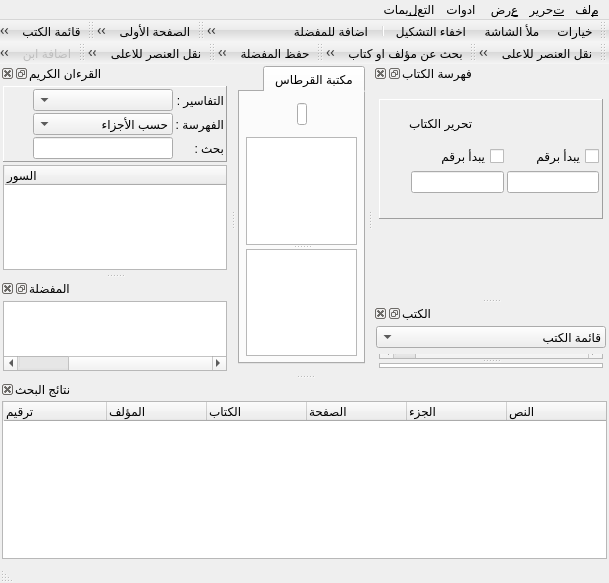
The window that qbooks/ui/mainwindow.ui (mahmoudbahaa/elkirtasse) describes before a commit, drawn with Qt 5.
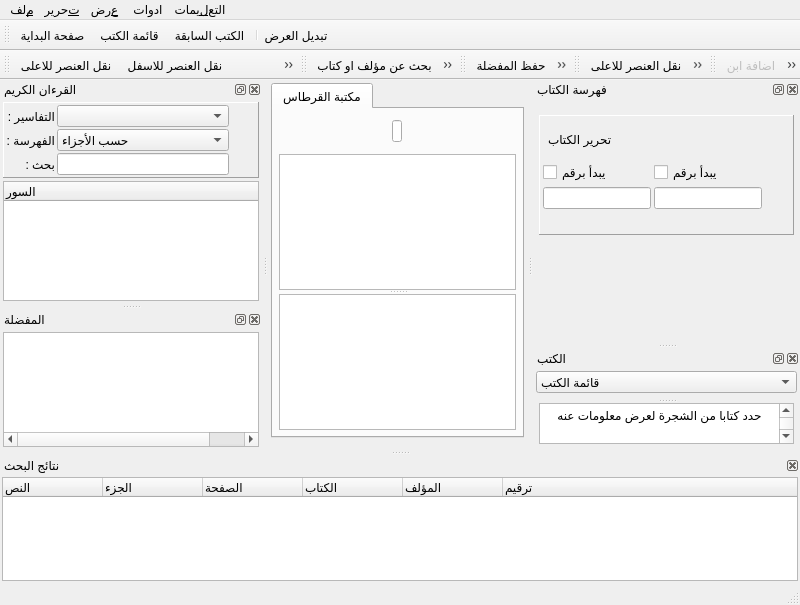
The same window after the commit. The open tabs and pages were chosen to show the change. Icons and pictures are not drawn.

The edit to the form file:
```diff
--- a/qbooks/ui/mainwindow.ui
+++ b/qbooks/ui/mainwindow.ui
@@ -6,8 +6,8 @@
    <rect>
     <x>0</x>
     <y>0</y>
-    <width>507</width>
-    <height>583</height>
+    <width>800</width>
+    <height>605</height>
    </rect>
   </property>
   <property name="minimumSize">
@@ -23,18 +23,15 @@
    <iconset resource="images.qrc">
     <normaloff>:/images/image/groupbook.png</normaloff>:/images/image/groupbook.png</iconset>
   </property>
-  <property name="layoutDirection">
-   <enum>Qt::RightToLeft</enum>
-  </property>
   <property name="styleSheet">
-   <string notr="true">QToolBar {
+   <string notr="true">/*
+QToolBar {
                         background-color: qlineargradient(spread:pad, x1:1, y1:0, x2:1, y2:1, stop:0 rgba(255, 255, 255, 100), stop:0.431694 rgba(231, 231, 231, 100), stop:0.469945 rgba(183, 183, 183, 100), stop:1 rgba(255, 255, 255, 100));
                           spacing: 3px;
 border-width: 0px;
-                         }</string>
-  </property>
-  <property name="locale">
-   <locale language="Arabic" country="Egypt"/>
+                         }
+*/
+</string>
   </property>
   <property name="documentMode">
    <bool>true</bool>
@@ -46,18 +43,9 @@
    <set>QMainWindow::AllowNestedDocks|QMainWindow::AllowTabbedDocks|QMainWindow::AnimatedDocks|QMainWindow::ForceTabbedDocks|QMainWindow::VerticalTabs</set>
   </property>
   <widget class="QWidget" name="centralWidget">
-   <layout class="QGridLayout" name="gridLayout">
-    <property name="margin">
-     <number>2</number>
-    </property>
-    <property name="spacing">
-     <number>2</number>
-    </property>
-    <item row="2" column="0">
+   <layout class="QVBoxLayout" name="verticalLayout_13">
+    <item>
      <widget class="QTabWidget" name="tabWidget">
-      <property name="tabPosition">
-       <enum>QTabWidget::North</enum>
-      </property>
       <property name="tabShape">
        <enum>QTabWidget::Rounded</enum>
       </property>
@@ -219,7 +207,7 @@
       </widget>
      </widget>
     </item>
-    <item row="3" column="0">
+    <item>
      <widget class="QWidget" name="widgetEditBook" native="true">
       <layout class="QVBoxLayout" name="verticalLayout_12">
        <property name="spacing">
@@ -245,6 +233,12 @@
    </property>
   </widget>
   <widget class="QDockWidget" name="dockWidget_fahras">
+   <property name="minimumSize">
+    <size>
+     <width>189</width>
+     <height>200</height>
+    </size>
+   </property>
    <property name="sizeIncrement">
     <size>
      <width>1</width>
@@ -257,9 +251,6 @@
      <height>1</height>
     </size>
    </property>
-   <property name="styleSheet">
-    <string notr="true"/>
-   </property>
    <property name="windowTitle">
     <string>فهرسة الكتاب</string>
    </property>
@@ -559,6 +550,12 @@
    </widget>
   </widget>
   <widget class="QDockWidget" name="dockWidget_books">
+   <property name="minimumSize">
+    <size>
+     <width>141</width>
+     <height>76</height>
+    </size>
+   </property>
    <property name="sizeIncrement">
     <size>
      <width>1</width>
@@ -688,36 +685,18 @@
              </property>
             </column>
            </widget>
-           <widget class="QGraphicsView" name="graphicsView">
-            <property name="sizePolicy">
-             <sizepolicy hsizetype="Ignored" vsizetype="Ignored">
-              <horstretch>0</horstretch>
-              <verstretch>0</verstretch>
-             </sizepolicy>
+           <widget class="QTextEdit" name="textEditInfoBook">
+            <property name="readOnly">
+             <bool>true</bool>
             </property>
-            <property name="maximumSize">
-             <size>
-              <width>16777215</width>
-              <height>200</height>
-             </size>
-            </property>
-            <property name="whatsThis">
-             <string>يعرض معلومات عن الكتاب عند تحديده في قائمة الكتب</string>
-            </property>
-            <property name="verticalScrollBarPolicy">
-             <enum>Qt::ScrollBarAsNeeded</enum>
-            </property>
-            <property name="horizontalScrollBarPolicy">
-             <enum>Qt::ScrollBarAsNeeded</enum>
-            </property>
-            <property name="alignment">
-             <set>Qt::AlignHCenter|Qt::AlignTop</set>
-            </property>
-            <property name="cacheMode">
-             <set>QGraphicsView::CacheBackground</set>
-            </property>
-            <property name="transformationAnchor">
-             <enum>QGraphicsView::NoAnchor</enum>
+            <property name="html">
+             <string>&lt;!DOCTYPE HTML PUBLIC &quot;-//W3C//DTD HTML 4.0//EN&quot; &quot;http://www.w3.org/TR/REC-html40/strict.dtd&quot;&gt;
+&lt;html&gt;&lt;head&gt;&lt;meta name=&quot;qrichtext&quot; content=&quot;1&quot; /&gt;&lt;style type=&quot;text/css&quot;&gt;
+p, li { white-space: pre-wrap; }
+&lt;/style&gt;&lt;/head&gt;&lt;body style=&quot; font-family:'Microsoft Sans Serif'; font-size:9pt; font-weight:400; font-style:normal;&quot;&gt;
+&lt;p align=&quot;center&quot; style=&quot; margin-top:0px; margin-bottom:0px; margin-left:0px; margin-right:0px; -qt-block-indent:0; text-indent:0px;&quot;&gt;حدد كتابا من الشجرة لعرض معلومات عنه&lt;/p&gt;
+&lt;p align=&quot;center&quot; style=&quot;-qt-paragraph-type:empty; margin-top:0px; margin-bottom:0px; margin-left:0px; margin-right:0px; -qt-block-indent:0; text-indent:0px;&quot;&gt;&lt;/p&gt;
+&lt;p align=&quot;center&quot; style=&quot; margin-top:0px; margin-bottom:0px; margin-left:0px; margin-right:0px; -qt-block-indent:0; text-indent:0px;&quot;&gt;&lt;img src=&quot;:/images/image/groupbook.png&quot; /&gt;&lt;/p&gt;&lt;/body&gt;&lt;/html&gt;</string>
             </property>
            </widget>
           </widget>
@@ -896,15 +875,15 @@
   </widget>
   <widget class="QDockWidget" name="dockWidget_curaan">
    <property name="sizePolicy">
-    <sizepolicy hsizetype="Fixed" vsizetype="Preferred">
+    <sizepolicy hsizetype="Preferred" vsizetype="Preferred">
      <horstretch>0</horstretch>
      <verstretch>0</verstretch>
     </sizepolicy>
    </property>
    <property name="minimumSize">
     <size>
-     <width>185</width>
-     <height>209</height>
+     <width>229</width>
+     <height>224</height>
     </size>
    </property>
    <property name="styleSheet">
@@ -1153,66 +1132,11 @@
     </layout>
    </widget>
   </widget>
-  <widget class="QToolBar" name="mainToolBar">
-   <property name="windowTitle">
-    <string>ازرارقياسية</string>
-   </property>
-   <property name="iconSize">
-    <size>
-     <width>22</width>
-     <height>22</height>
-    </size>
-   </property>
-   <attribute name="toolBarArea">
-    <enum>TopToolBarArea</enum>
-   </attribute>
-   <attribute name="toolBarBreak">
-    <bool>false</bool>
-   </attribute>
-   <addaction name="actionOption"/>
-   <addaction name="action_fulscreen"/>
-   <addaction name="actionRemoveTechkil"/>
-   <addaction name="separator"/>
-   <addaction name="action_favorit"/>
-   <addaction name="actionHiperlink"/>
-   <addaction name="action_edit"/>
-   <addaction name="separator"/>
-   <addaction name="actionFind_all"/>
-  </widget>
-  <widget class="QToolBar" name="toolBar_navegator">
-   <property name="windowTitle">
-    <string>التنقل بين السجلات</string>
-   </property>
-   <property name="styleSheet">
-    <string/>
-   </property>
-   <property name="iconSize">
-    <size>
-     <width>22</width>
-     <height>22</height>
-    </size>
-   </property>
-   <attribute name="toolBarArea">
-    <enum>TopToolBarArea</enum>
-   </attribute>
-   <attribute name="toolBarBreak">
-    <bool>false</bool>
-   </attribute>
-   <addaction name="action_first"/>
-   <addaction name="action_prev"/>
-   <addaction name="separator"/>
-   <addaction name="actionGotoPage"/>
-   <addaction name="separator"/>
-   <addaction name="action_next"/>
-   <addaction name="action_last"/>
-   <addaction name="separator"/>
-   <addaction name="actionBookInfo"/>
-  </widget>
   <widget class="QDockWidget" name="dockWidget_find">
    <property name="minimumSize">
     <size>
-     <width>86</width>
-     <height>118</height>
+     <width>98</width>
+     <height>122</height>
     </size>
    </property>
    <property name="styleSheet">
@@ -1284,6 +1208,12 @@
    </widget>
   </widget>
   <widget class="QDockWidget" name="dockWidget_favorite">
+   <property name="minimumSize">
+    <size>
+     <width>79</width>
+     <height>140</height>
+    </size>
+   </property>
    <property name="baseSize">
     <size>
      <width>1</width>
@@ -1403,6 +1333,7 @@
    <attribute name="toolBarBreak">
     <bool>false</bool>
    </attribute>
+   <addaction name="actionPageIntro"/>
    <addaction name="actionAnimGroup"/>
    <addaction name="actionAnimHistorie"/>
    <addaction name="separator"/>
@@ -1457,6 +1388,7 @@
     <bool>false</bool>
    </attribute>
    <addaction name="actionFindBkOrHt"/>
+   <addaction name="actionControle"/>
    <addaction name="separator"/>
    <addaction name="actionBookExpAll"/>
    <addaction name="actionBookColpAll"/>
@@ -1516,8 +1448,8 @@
     <rect>
      <x>0</x>
      <y>0</y>
-     <width>507</width>
-     <height>27</height>
+     <width>800</width>
+     <height>23</height>
     </rect>
    </property>
    <property name="maximumSize">
@@ -2672,6 +2604,39 @@
     <string>تحويل قرص الشاملة</string>
    </property>
   </action>
+  <action name="actionControle">
+   <property name="icon">
+    <iconset resource="images.qrc">
+     <normaloff>:/images/image/preferences-other.png</normaloff>:/images/image/preferences-other.png</iconset>
+   </property>
+   <property name="text">
+    <string>لوحة التحكم</string>
+   </property>
+   <property name="toolTip">
+    <string>لوحة التحكم في المجموعات والكتب وتحريرها</string>
+   </property>
+   <property name="shortcut">
+    <string>Ctrl+B</string>
+   </property>
+  </action>
+  <action name="actionDvd">
+   <property name="icon">
+    <iconset resource="images.qrc">
+     <normaloff>:/images/image/import-cdrom.png</normaloff>:/images/image/import-cdrom.png</iconset>
+   </property>
+   <property name="text">
+    <string>اضافة كتب من القرص المضغوط</string>
+   </property>
+  </action>
+  <action name="actionCostumActions">
+   <property name="icon">
+    <iconset resource="images.qrc">
+     <normaloff>:/images/image/configure-toolbars.png</normaloff>:/images/image/configure-toolbars.png</iconset>
+   </property>
+   <property name="text">
+    <string>اضبط شريط الأدوات</string>
+   </property>
+  </action>
  </widget>
  <layoutdefault spacing="3" margin="3"/>
  <tabstops>
```
Left out of the diff: 91 changed lines with no effect on the pictures.
